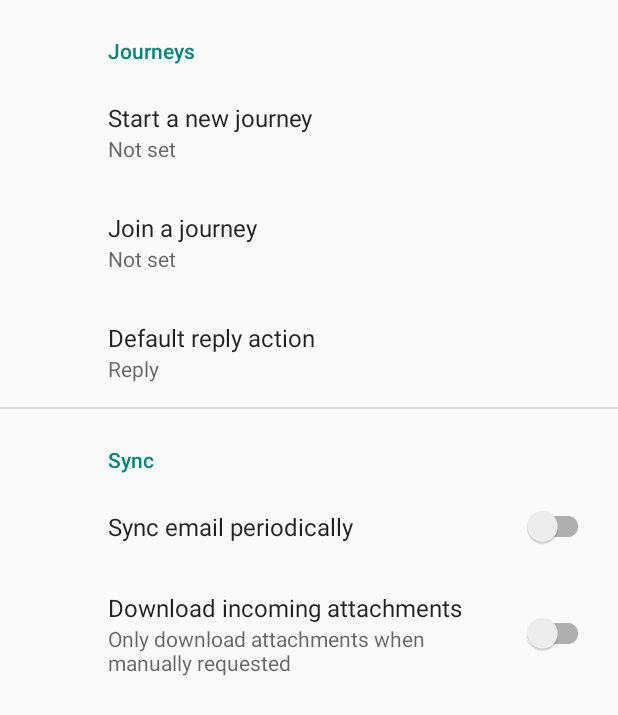
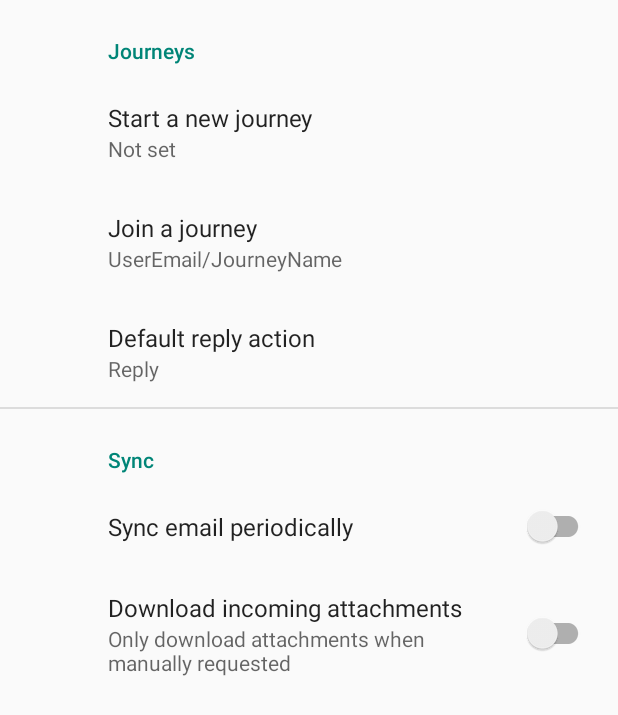
Before and after one commit to Chris4lilv/JOURNEY-Android, an Android app: the screen it shows after launch once a user with an empty profile is signed in (SettingsActivity), in the side drawer, after a tap on "Settings", on a phone screen of 412 x 824 dp. Shown: the top 715 px of the screen. Run offline under Robolectric (Android 15) with nearby library versions, the phone set to English and light mode, and no system bars; our stand-ins replace Firebase (no records; nobody signed in at launch, a user with empty details on screens opened directly), androidx.preference; pictures from the network do not load; 3 statements that could not run were skipped.

Commit message:
Only one kind of journey could be selected

```diff
--- a/app/src/main/java/com/example/android/album/MainActivity.java
+++ b/app/src/main/java/com/example/android/album/MainActivity.java
@@ -50,8 +50,6 @@ public class MainActivity extends AppCompatActivity{
 
     private MenuItem newJourney;
 
-    private Boolean checkJourney;
-
     @Override
     protected void onCreate(Bundle savedInstanceState) {
         super.onCreate(savedInstanceState);
@@ -64,7 +62,6 @@ public class MainActivity extends AppCompatActivity{
         mDrawerLayout = (DrawerLayout) findViewById(R.id.drawer_layout);
 
         switchToPersonal = false;
-        checkJourney = false;
 
         //This create the icon at the upper left corner that would change as navigation drawer open
         ActionBarDrawerToggle toggle = new ActionBarDrawerToggle(this,mDrawerLayout,toolbar,R.string.caption_hint,R.string.cancel);
@@ -99,12 +96,6 @@ public class MainActivity extends AppCompatActivity{
             }
         }
 
-
-        //check if a journey is added
-        if(journeysMenu.size() > 1){
-            checkJourney = true;
-        }
-
         mUserName = headerView.findViewById(R.id.user_name);
         mUserName.setText(user.getDisplayName());
 
@@ -115,7 +106,7 @@ public class MainActivity extends AppCompatActivity{
                 switch (item.getItemId()) {
                     case 101:
                         displayFragment.mWorkspace = joinJourney.substring(joinJourney.indexOf("/") + 1);
-                        displayFragment.mDirectory = joinJourney.substring(0, joinJourney.indexOf("/")).replaceAll("[\\p{P}]", "");
+                        displayFragment.mDirectory = joinJourney.substring(0, joinJourney.indexOf("@")).replaceAll("[\\p{P}]", "");
                         switchToPersonal = false;
                         displayFragment.changeWorkSpace();
                         newJourney.setIcon(R.drawable.romance_heart_24_filled);
@@ -161,7 +152,6 @@ public class MainActivity extends AppCompatActivity{
                         break;
                     case R.id.nav_account_setting:
                         Intent intentSettings = new Intent(MainActivity.this, SettingsActivity.class);
-                        intentSettings.putExtra("checkJourney", checkJourney);
                         startActivity(intentSettings);
                         finish();
                         break;
--- a/app/src/main/java/com/example/android/album/SettingsActivity.java
+++ b/app/src/main/java/com/example/android/album/SettingsActivity.java
@@ -43,9 +43,6 @@ public class SettingsActivity extends AppCompatActivity {
         if (actionBar != null) {
             actionBar.setDisplayHomeAsUpEnabled(true);
         }
-
-        Intent intent = getIntent();
-        checkJourney = intent.getBooleanExtra("checkJourney", false);
     }
     public static class SettingsFragment extends PreferenceFragmentCompat {
 
@@ -88,14 +85,6 @@ public class SettingsActivity extends AppCompatActivity {
                 }
             });
 
-            if (((SettingsActivity) getActivity()).checkJourney) {
-//                journey.setEnabled(false);
-//                joinJourney.setEnabled(false);
-            } else {
-                journey.setEnabled(true);
-                joinJourney.setEnabled(true);
-            }
-
 
 
             //Create a Journey
@@ -103,6 +92,11 @@ public class SettingsActivity extends AppCompatActivity {
                 @Override
                 public boolean onPreferenceChange(Preference preference, Object newValue) {
                     final String workspace = newValue.toString().replaceAll("[\\p{P}]", "");
+                    if(workspace.length() != 0){
+                        joinJourney.setEnabled(false);
+                    }else{
+                        joinJourney.setEnabled(true);
+                    }
                     SharedPreferences.Editor editor = sharedPreferences.edit();
                     editor.putString("JourneyName", workspace);
                     editor.apply();
@@ -117,8 +111,8 @@ public class SettingsActivity extends AppCompatActivity {
                 public boolean onPreferenceChange(Preference preference, Object newValue) {
                     final String entireInput = newValue.toString();
                     //Split the input
-                    if (entireInput.contains("/")) {
-                        userName = entireInput.substring(0, entireInput.indexOf("/")).replaceAll("[\\p{P}]", "");
+                    if (entireInput.contains("/") && entireInput.contains("@")) {
+                        userName = entireInput.substring(0, entireInput.indexOf("@")).replaceAll("[\\p{P}]", "");
                         workspace = entireInput.substring(entireInput.indexOf("/") + 1);
                     } else {
                         userName = " ";
@@ -140,6 +134,7 @@ public class SettingsActivity extends AppCompatActivity {
                                         SharedPreferences.Editor editor = sharedPreferences.edit();
                                         editor.putString("JoinJourney", entireInput);
                                         editor.apply();
+                                        journey.setEnabled(false);
                                     } else {
                                         Toast.makeText(getContext(), "Journey doesn't exists", Toast.LENGTH_SHORT).show();
                                     }
@@ -155,6 +150,7 @@ public class SettingsActivity extends AppCompatActivity {
                         SharedPreferences.Editor editor = sharedPreferences.edit();
                         editor.putString("JoinJourney", entireInput);
                         editor.apply();
+                        journey.setEnabled(true);
                     }
 
                     return true;
--- a/app/src/main/res/xml/root_preferences.xml
+++ b/app/src/main/res/xml/root_preferences.xml
@@ -28,7 +28,7 @@
             app:key="joinJourney"
             android:title="Join a journey"
             app:useSimpleSummaryProvider="true"
-            android:hint="UserEmail/JourneyName"/>
+            android:defaultValue="UserEmail/JourneyName"/>
 
         <ListPreference
             app:defaultValue="reply"
```
